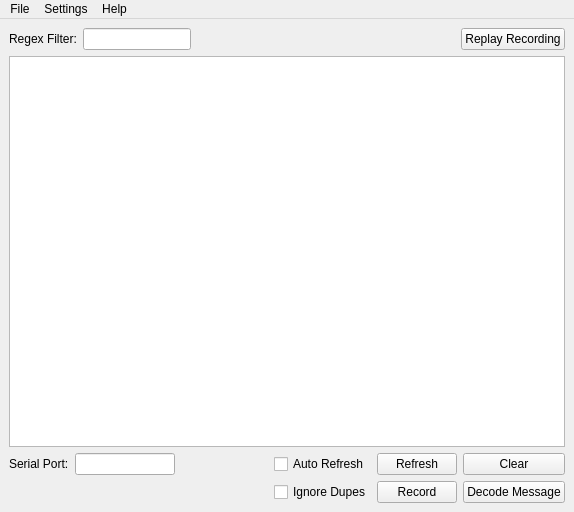
Above: src/gui/analyzer.ui from nevtum/XSeriesTestTool before the change. Below: the same form after it.
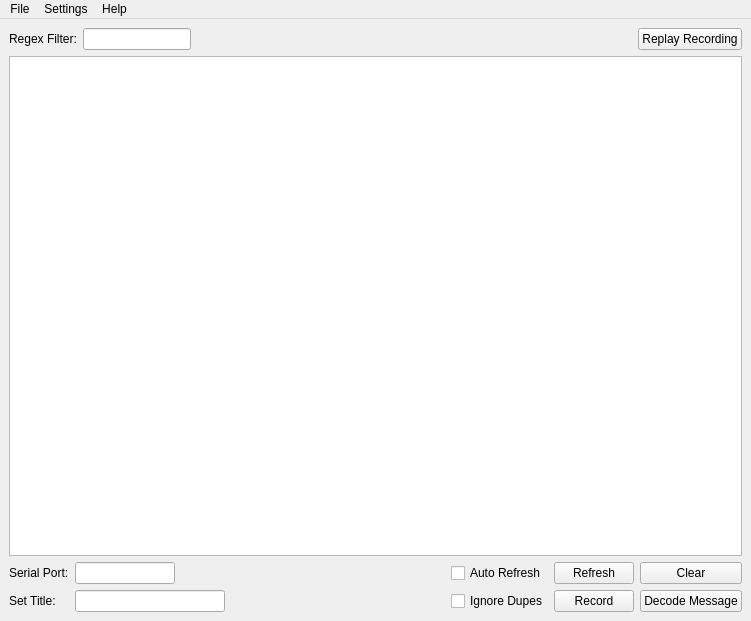
That is the form after the change.

What changed in the file:
```diff
--- a/src/gui/analyzer.ui
+++ b/src/gui/analyzer.ui
@@ -6,8 +6,8 @@
    <rect>
     <x>0</x>
     <y>0</y>
-    <width>574</width>
-    <height>512</height>
+    <width>751</width>
+    <height>621</height>
    </rect>
   </property>
   <property name="windowTitle">
@@ -185,6 +185,29 @@
         </property>
        </widget>
       </item>
+      <item row="2" column="2">
+       <widget class="QLineEdit" name="lineEditTitle">
+        <property name="sizePolicy">
+         <sizepolicy hsizetype="Minimum" vsizetype="Fixed">
+          <horstretch>0</horstretch>
+          <verstretch>0</verstretch>
+         </sizepolicy>
+        </property>
+        <property name="minimumSize">
+         <size>
+          <width>150</width>
+          <height>0</height>
+         </size>
+        </property>
+       </widget>
+      </item>
+      <item row="2" column="0">
+       <widget class="QLabel" name="label_2">
+        <property name="text">
+         <string>Set Title:</string>
+        </property>
+       </widget>
+      </item>
      </layout>
     </item>
    </layout>
@@ -194,7 +217,7 @@
     <rect>
      <x>0</x>
      <y>0</y>
-     <width>574</width>
+     <width>751</width>
      <height>20</height>
     </rect>
    </property>
```
Left out of the diff: 26 changed lines with no effect on the pictures.
